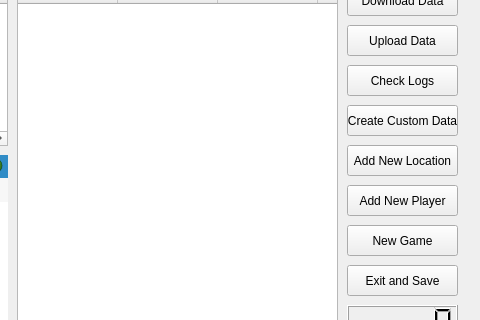
The window that poker_interface.ui (Foul-Trouble/poker_scoretracker) describes before a commit, drawn with Qt 5; both pictures show x 333 to 813 and y 175 to 495 of the 813 by 606 pixel window.
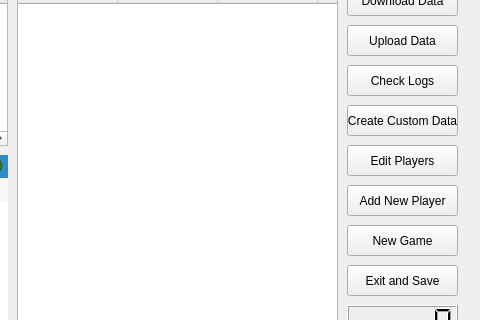
The same window after the commit. Icons and pictures are not drawn.

Commit message: End of day Commit

```diff
--- a/poker_interface.ui
+++ b/poker_interface.ui
@@ -132,7 +132,7 @@
      </rect>
     </property>
     <property name="text">
-     <string>Add New Location</string>
+     <string>Edit Players</string>
     </property>
    </widget>
    <widget class="QPushButton" name="addNewPlayerButton">
```
The commit also changes 2 other files.
